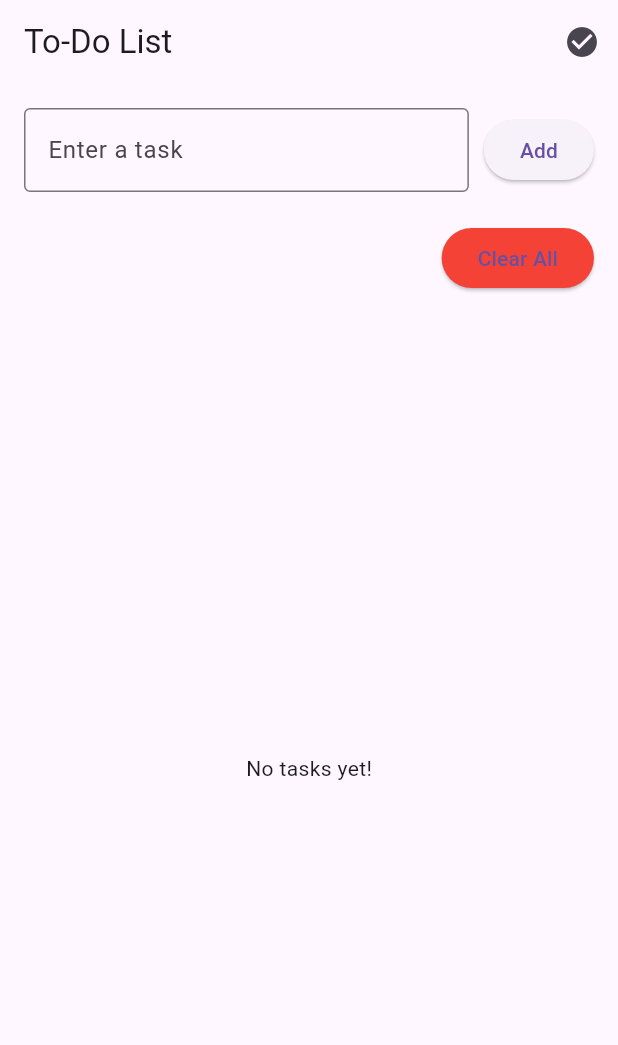
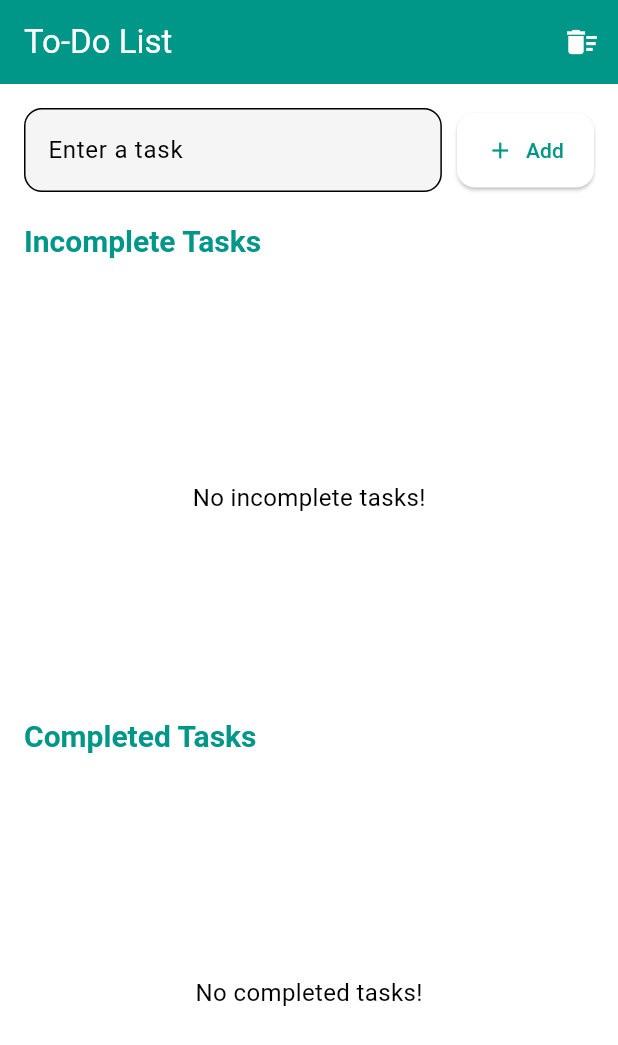
Before and after one commit to zaintahir2025/to-do-app, a Flutter app: the screen it shows after launch, on a phone screen of 412 x 824 dp. Shown: the top 1045 px of the screen. Run offline on Flutter 3.47's test engine with Material 3 defaults, Android fonts, the phone set to English and light mode, and no system bars.

Commit message:
Update main.dart

```diff
--- a/lib/main.dart
+++ b/lib/main.dart
@@ -1,210 +1,196 @@
-// Import the Flutter Material library, which provides widgets and tools for Material Design.
 import 'package:flutter/material.dart';
 
-// Entry point of the Flutter app; runApp starts the app with the ToDoApp widget.
 void main() {
   runApp(ToDoApp());
 }
 
-// Root widget of the app, defined as a StatelessWidget since it doesn't manage state.
 class ToDoApp extends StatelessWidget {
   const ToDoApp({super.key});
 
-  // Override the build method to describe the UI for this widget.
   @override
   Widget build(BuildContext context) {
-    // Return a MaterialApp widget, which sets up the app's structure, theme, and navigation.
     return MaterialApp(
-      // Set the app's title, displayed in the device's app switcher.
       title: 'To-Do List App',
-      // Define the app's theme using ThemeData, setting the primary color to blue.
-      theme: ThemeData(primarySwatch: Colors.blue),
-      // Specify the home screen of the app as ToDoHomePage.
+      theme: ThemeData(
+        primarySwatch: Colors.teal,
+        colorScheme: ColorScheme.fromSwatch(
+          primarySwatch: Colors.teal,
+          accentColor: Colors.amber,
+        ),
+        textTheme: const TextTheme(
+          bodyMedium: TextStyle(fontSize: 16),
+          headlineSmall: TextStyle(fontSize: 20, fontWeight: FontWeight.bold),
+        ),
+        useMaterial3: true,
+      ),
       home: ToDoHomePage(),
     );
   }
 }
 
-// Home page widget, defined as a StatefulWidget to manage dynamic state (e.g., tasks list).
 class ToDoHomePage extends StatefulWidget {
   const ToDoHomePage({super.key});
 
-  // Override createState to provide the State object for this widget.
   @override
   _ToDoHomePageState createState() => _ToDoHomePageState();
 }
 
-// State class for ToDoHomePage, where state and logic are managed.
 class _ToDoHomePageState extends State<ToDoHomePage> {
-  // Create a TextEditingController to manage the TextField's input.
   final TextEditingController _controller = TextEditingController();
-  // Initialize an empty list to store tasks, where each task is a map with 'title' and 'completed' fields.
   final List<Map<String, dynamic>> _tasks = [];
 
-  // Method to add a new task to the list.
   void _addTask() {
-    // Check if the TextField input is not empty to avoid adding blank tasks.
     if (_controller.text.isNotEmpty) {
-      // Call setState to update the UI after modifying the state.
       setState(() {
-        // Add a new task as a map with the input text and initial completed status of false.
         _tasks.add({'title': _controller.text, 'completed': false});
-        // Clear the TextField input after adding the task.
         _controller.clear();
       });
     }
   }
 
-  // Method to toggle the completion status of a task at the given index.
   void _toggleTask(int index) {
-    // Call setState to update the UI after modifying the state.
     setState(() {
-      // Toggle the 'completed' status of the task at the specified index.
       _tasks[index]['completed'] = !_tasks[index]['completed'];
     });
   }
 
-  // Method to clear all tasks from the list.
+  void _deleteTask(int index) {
+    setState(() {
+      _tasks.removeAt(index);
+    });
+  }
+
+  void _editTask(int index) {
+    TextEditingController editController =
+        TextEditingController(text: _tasks[index]['title']);
+    showDialog(
+      context: context,
+      builder: (context) => AlertDialog(
+        title: const Text('Edit Task'),
+        content: TextField(
+          controller: editController,
+          decoration: const InputDecoration(
+            labelText: 'Task Name',
+            border: OutlineInputBorder(),
+          ),
+        ),
+        actions: [
+          TextButton(
+            onPressed: () => Navigator.pop(context),
+            child: const Text('Cancel'),
+          ),
+          TextButton(
+            onPressed: () {
+              if (editController.text.isNotEmpty) {
+                setState(() {
+                  _tasks[index]['title'] = editController.text;
+                });
+                Navigator.pop(context);
+              }
+            },
+            child: const Text('Save'),
+          ),
+        ],
+      ),
+    );
+  }
+
   void _clearTasks() {
-    // Call setState to update the UI after modifying the state.
     setState(() {
-      // Remove all tasks from the _tasks list.
       _tasks.clear();
     });
   }
 
-  // Override the build method to describe the UI for this widget.
   @override
   Widget build(BuildContext context) {
-    // Return a Scaffold widget, which provides the basic app structure (app bar, body, etc.).
+    final incompleteTasks = _tasks.where((task) => !task['completed']).toList();
+    final completedTasks = _tasks.where((task) => task['completed']).toList();
+
     return Scaffold(
-      // Define the AppBar with a title and an action button.
       appBar: AppBar(
-        // Set the title of the AppBar to 'To-Do List'.
-        title: Text('To-Do List'),
-        // Add a list of action widgets to the AppBar (in this case, an IconButton).
+        title: const Text('To-Do List'),
+        elevation: 0,
+        backgroundColor: Theme.of(context).colorScheme.primary,
+        foregroundColor: Colors.white,
         actions: [
-          // Create an IconButton for navigating to the completed tasks page.
           IconButton(
-            // Use a check_circle icon to represent completed tasks.
-            icon: Icon(Icons.check_circle),
-            // Define the action when the button is pressed: navigate to CompletedTasksPage.
-            onPressed: () => Navigator.push(
-              // Use Navigator to push a new screen onto the navigation stack.
-              context,
-              // Create a MaterialPageRoute to define the new screen.
-              MaterialPageRoute(
-                // Specify CompletedTasksPage as the destination, passing the _tasks list.
-                builder: (context) => CompletedTasksPage(tasks: _tasks),
-              ),
-            ),
+            icon: const Icon(Icons.delete_sweep),
+            onPressed: _clearTasks,
+            tooltip: 'Clear All Tasks',
           ),
         ],
       ),
-      // Define the body of the Scaffold, wrapped in a Padding widget for spacing.
       body: Padding(
-        // Add 16-pixel padding on all sides for a clean look.
-        padding: EdgeInsets.all(16.0),
-        // Use a Column to arrange children vertically.
+        padding: const EdgeInsets.all(16.0),
         child: Column(
-          // List of child widgets for the Column.
+          crossAxisAlignment: CrossAxisAlignment.start,
           children: [
-            // Create a Row for the input section (TextField and Add button).
+            // Input Section
             Row(
-              // List of child widgets for the Row.
               children: [
-                // Use Expanded to make the TextField take available horizontal space.
                 Expanded(
-                  // Create a TextField for entering tasks.
                   child: TextField(
-                    // Assign the TextEditingController to manage input.
                     controller: _controller,
-                    // Add decoration for better UX (label and border).
                     decoration: InputDecoration(
-                      // Set the label text to guide the user.
                       labelText: 'Enter a task',
-                      // Use an outline border for the TextField.
-                      border: OutlineInputBorder(),
+                      border: OutlineInputBorder(
+                        borderRadius: BorderRadius.circular(12),
+                      ),
+                      filled: true,
+                      fillColor: Colors.grey[100],
                     ),
-                    // Allow adding a task by pressing the keyboard's submit button.
                     onSubmitted: (_) => _addTask(),
                   ),
                 ),
-                // Add a 10-pixel gap between the TextField and the Add button.
-                SizedBox(width: 10),
-                // Create an ElevatedButton for adding tasks.
-                ElevatedButton(
-                  // Call _addTask when the button is pressed.
+                const SizedBox(width: 10),
+                ElevatedButton.icon(
                   onPressed: _addTask,
-                  // Display 'Add' as the button's label.
-                  child: Text('Add'),
+                  icon: const Icon(Icons.add),
+                  label: const Text('Add'),
+                  style: ElevatedButton.styleFrom(
+                    padding: const EdgeInsets.symmetric(
+                        horizontal: 20, vertical: 15),
+                    shape: RoundedRectangleBorder(
+                      borderRadius: BorderRadius.circular(12),
+                    ),
+                  ),
                 ),
               ],
             ),
-            // Add a 20-pixel vertical gap after the input section.
-            SizedBox(height: 20),
-            // Use Align to position the Clear All button to the right.
-            Align(
-              // Align the child to the center-right of the available space.
-              alignment: Alignment.centerRight,
-              // Create an ElevatedButton for clearing all tasks.
-              child: ElevatedButton(
-                // Call _clearTasks when the button is pressed.
-                onPressed: _clearTasks,
-                // Customize the button's style with a red background.
-                style: ElevatedButton.styleFrom(backgroundColor: Colors.red),
-                // Display 'Clear All' as the button's label.
-                child: Text('Clear All'),
-              ),
+            const SizedBox(height: 20),
+            // Incomplete Tasks Section
+            Text(
+              'Incomplete Tasks',
+              style: Theme.of(context).textTheme.headlineSmall?.copyWith(
+                    color: Theme.of(context).colorScheme.primary,
+                  ),
             ),
-            // Add a 20-pixel vertical gap before the task list.
-            SizedBox(height: 20),
-            // Use Expanded to make the ListView take the remaining vertical space.
+            const SizedBox(height: 10),
             Expanded(
-              // Check if the task list is empty to show a placeholder or the ListView.
-              child: _tasks.isEmpty
-                  ? // If empty, show a centered Text widget.
-                  Center(child: Text('No tasks yet!'))
-                  : // If not empty, show a ListView of tasks.
-                  ListView.builder(
-                      // Specify the number of items in the ListView.
-                      itemCount: _tasks.length,
-                      // Define how each item is built.
+              child: incompleteTasks.isEmpty
+                  ? const Center(child: Text('No incomplete tasks!'))
+                  : ListView.builder(
+                      itemCount: incompleteTasks.length,
                       itemBuilder: (context, index) {
-                        // Return a Container for styling each task item.
-                        return Container(
-                          // Add 5-pixel vertical margins for spacing between tasks.
-                          margin: EdgeInsets.symmetric(vertical: 5),
-                          // Apply decoration for borders and rounded corners.
-                          decoration: BoxDecoration(
-                            // Add a grey border around the task item.
-                            border: Border.all(color: Colors.grey),
-                            // Use rounded corners with an 8-pixel radius.
-                            borderRadius: BorderRadius.circular(8),
-                          ),
-                          // Use a ListTile for a clean task item layout.
-                          child: ListTile(
-                            // Add a Checkbox as the leading widget.
-                            leading: Checkbox(
-                              // Set the Checkbox value to the task's completed status.
-                              value: _tasks[index]['completed'],
-                              // Call _toggleTask when the Checkbox is toggled.
-                              onChanged: (value) => _toggleTask(index),
-                            ),
-                            // Display the task title in the ListTile.
-                            title: Text(
-                              // Get the task's title from the _tasks list.
-                              _tasks[index]['title'],
-                              // Apply a style based on completion status.
-                              style: TextStyle(
-                                // Add a strikethrough if the task is completed.
-                                decoration: _tasks[index]['completed']
-                                    ? TextDecoration.lineThrough
-                                    : null,
-                              ),
-                            ),
-                          ),
-                        );
+                        return _buildTaskTile(incompleteTasks[index], index);
+                      },
+                    ),
+            ),
+            // Completed Tasks Section
+            Text(
+              'Completed Tasks',
+              style: Theme.of(context).textTheme.headlineSmall?.copyWith(
+                    color: Theme.of(context).colorScheme.primary,
+                  ),
+            ),
+            const SizedBox(height: 10),
+            Expanded(
+              child: completedTasks.isEmpty
+                  ? const Center(child: Text('No completed tasks!'))
+                  : ListView.builder(
+                      itemCount: completedTasks.length,
+                      itemBuilder: (context, index) {
+                        return _buildTaskTile(completedTasks[index], index);
                       },
                     ),
             ),
@@ -213,64 +199,42 @@ class _ToDoHomePageState extends State<ToDoHomePage> {
       ),
     );
   }
-}
 
-// Widget for the completed tasks page, defined as a StatelessWidget since it doesn't manage state.
-class CompletedTasksPage extends StatelessWidget {
-  // Property to receive the tasks list from the home page.
-  final List<Map<String, dynamic>> tasks;
-
-  // Constructor to initialize the tasks list.
-  const CompletedTasksPage({super.key, required this.tasks});
-
-  // Override the build method to describe the UI for this widget.
-  @override
-  Widget build(BuildContext context) {
-    // Filter the tasks list to include only completed tasks.
-    final completedTasks = tasks.where((task) => task['completed']).toList();
-
-    // Return a Scaffold widget for the page structure.
-    return Scaffold(
-      // Define the AppBar with a title.
-      appBar: AppBar(title: Text('Completed Tasks')),
-      // Define the body, wrapped in a Padding widget for spacing.
-      body: Padding(
-        // Add 16-pixel padding on all sides.
-        padding: EdgeInsets.all(16.0),
-        // Check if there are completed tasks to show a placeholder or a ListView.
-        child: completedTasks.isEmpty
-            ? // If empty, show a centered Text widget.
-            Center(child: Text('No completed tasks!'))
-            : // If not empty, show a ListView of completed tasks.
-            ListView.builder(
-                // Specify the number of items in the ListView.
-                itemCount: completedTasks.length,
-                // Define how each item is built.
-                itemBuilder: (context, index) {
-                  // Return a Container for styling each task item.
-                  return Container(
-                    // Add 5-pixel vertical margins for spacing.
-                    margin: EdgeInsets.symmetric(vertical: 5),
-                    // Apply decoration for borders and rounded corners.
-                    decoration: BoxDecoration(
-                      // Add a grey border around the task item.
-                      border: Border.all(color: Colors.grey),
-                      // Use rounded corners with an 8-pixel radius.
-                      borderRadius: BorderRadius.circular(8),
-                    ),
-                    // Use a ListTile to display the task title.
-                    child: ListTile(
-                      // Display the completed task's title with a strikethrough.
-                      title: Text(
-                        // Get the task's title from the completedTasks list.
-                        completedTasks[index]['title'],
-                        // Apply a strikethrough style for completed tasks.
-                        style: TextStyle(decoration: TextDecoration.lineThrough),
-                      ),
-                    ),
-                  );
-                },
-              ),
+  Widget _buildTaskTile(Map<String, dynamic> task, int index) {
+    return Card(
+      elevation: 2,
+      margin: const EdgeInsets.symmetric(vertical: 5),
+      shape: RoundedRectangleBorder(borderRadius: BorderRadius.circular(12)),
+      child: ListTile(
+        leading: Checkbox(
+          value: task['completed'],
+          onChanged: (value) => _toggleTask(_tasks.indexOf(task)),
+          activeColor: Theme.of(context).colorScheme.primary,
+        ),
+        title: Text(
+          task['title'],
+          style: TextStyle(
+            decoration: task['completed'] ? TextDecoration.lineThrough : null,
+            color: task['completed']
+                ? Colors.grey
+                : Theme.of(context).colorScheme.onSurface,
+          ),
+        ),
+        trailing: Row(
+          mainAxisSize: MainAxisSize.min,
+          children: [
+            IconButton(
+              icon: const Icon(Icons.edit, color: Colors.blue),
+              onPressed: () => _editTask(_tasks.indexOf(task)),
+              tooltip: 'Edit Task',
+            ),
+            IconButton(
+              icon: const Icon(Icons.delete, color: Colors.red),
+              onPressed: () => _deleteTask(_tasks.indexOf(task)),
+              tooltip: 'Delete Task',
+            ),
+          ],
+        ),
       ),
     );
   }
```
